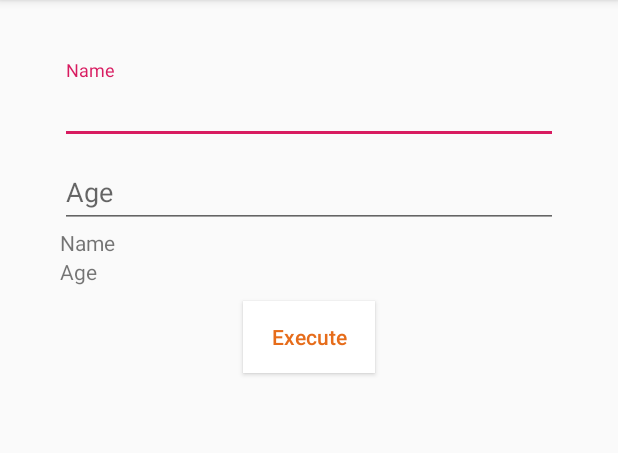
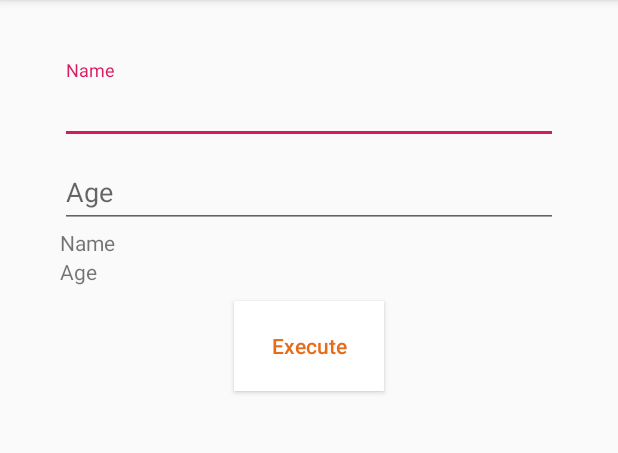
Before and after one commit to adatapoint/KotlinAndroidApp, an Android app: the screen it shows after launch (MainActivity), after a tap on "Execute", on a phone screen of 412 x 824 dp, the part 84-537 px from its top. Run offline under Robolectric (Android 15) with nearby library versions, the phone set to English and light mode, and no system bars.

Commit message:
Arreglos al botón

```diff
--- a/app/src/main/java/com/vince/kotlinandroidapp/MainActivity.kt
+++ b/app/src/main/java/com/vince/kotlinandroidapp/MainActivity.kt
@@ -18,7 +18,9 @@ class MainActivity : AppCompatActivity(), TextWatcher {
     private var textName: TextView? = null
     private var textAge: TextView? = null
     private var buttonExecute: Button? = null
-    private var buttonState: Int = 0
+    private var WHITE: String = "White"
+    private var ORANGE: String = "Orange"
+    private var buttonColor: String = ORANGE
 
     override fun onCreate(savedInstanceState: Bundle?) {
         super.onCreate(savedInstanceState)
@@ -52,12 +54,12 @@ class MainActivity : AppCompatActivity(), TextWatcher {
     }
 
     fun changeButtonColor(){
-        if(buttonState == 0) {
-            buttonState = 1
+        if(buttonColor == ORANGE) {
+            buttonColor = WHITE
             buttonExecute!!.setBackgroundColor(ContextCompat.getColor(applicationContext, R.color.colorWhite))
             buttonExecute!!.setTextColor(ContextCompat.getColor(applicationContext, R.color.colorOrange))
         } else {
-            buttonState = 0
+            buttonColor = ORANGE
             buttonExecute!!.setBackgroundColor(ContextCompat.getColor(applicationContext, R.color.colorOrange))
             buttonExecute!!.setTextColor(ContextCompat.getColor(applicationContext, R.color.colorWhite))
         }
--- a/app/src/main/res/layout/activity_main.xml
+++ b/app/src/main/res/layout/activity_main.xml
@@ -23,8 +23,7 @@
                     android:inputType="textPersonName"
                     android:ems="10"
                     android:id="@+id/editText_name"
-                    android:hint="@string/name"
-            />
+                    android:hint="@string/name"/>
 
 
         </android.support.design.widget.TextInputLayout>
@@ -47,7 +46,8 @@
         <LinearLayout
                 android:orientation="vertical"
                 android:layout_width="match_parent"
-                android:layout_height="wrap_content" android:layout_marginBottom="10dp">
+                android:layout_height="wrap_content"
+                android:layout_marginBottom="10dp">
             <LinearLayout
                     android:orientation="horizontal"
                     android:layout_width="match_parent"
@@ -80,8 +80,8 @@
                 android:text="@string/btn_execute"
                 android:textAllCaps="false"
                 android:layout_gravity="center_horizontal"
-                android:layout_width="wrap_content"
-                android:layout_height="wrap_content"
+                android:layout_width="100dp"
+                android:layout_height="60dp"
                 android:id="@+id/btn_execute"
                 android:textColor="@android:color/white"/>
 
```
